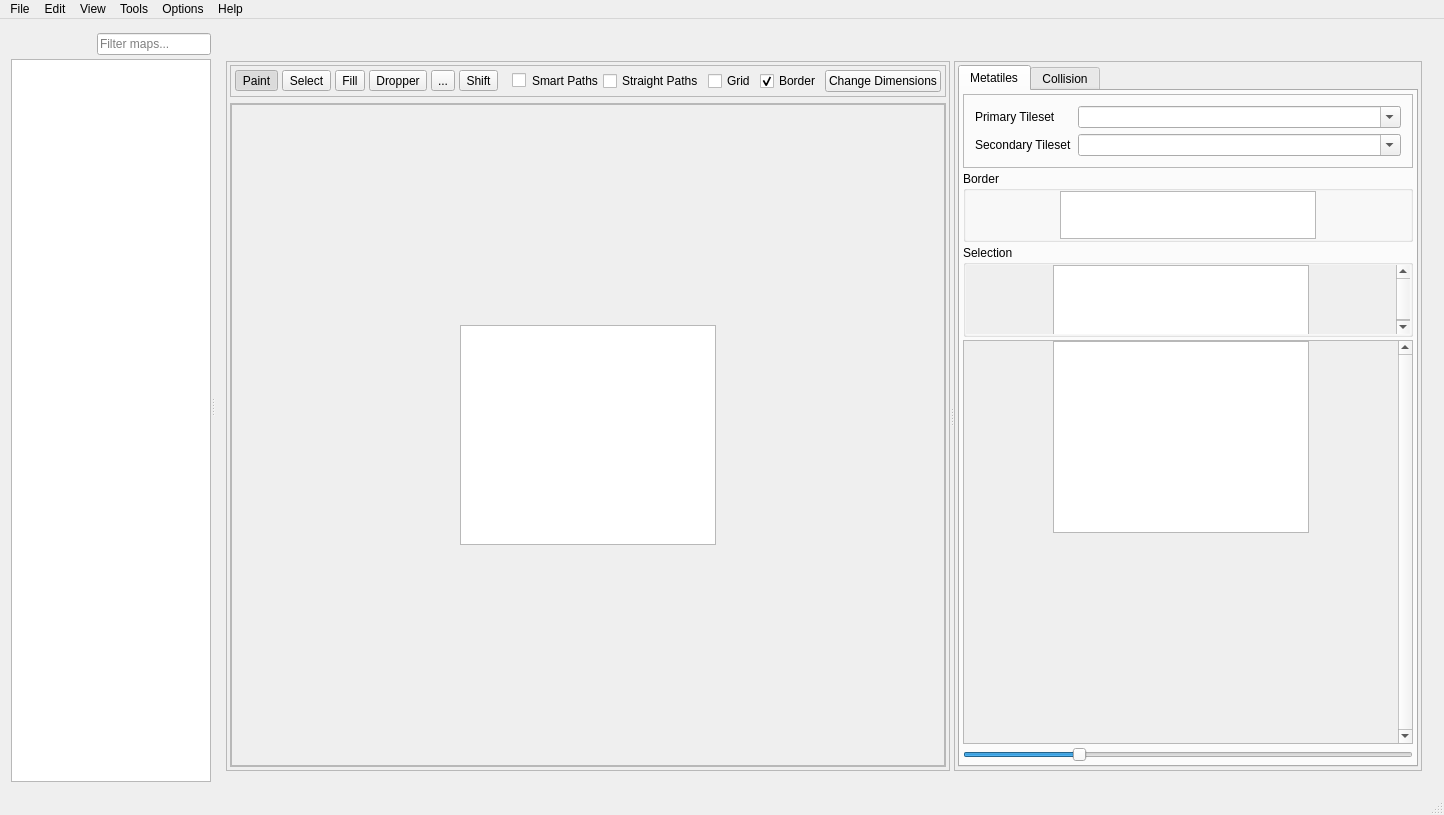
First picture: the form in forms/mainwindow.ui, repository huderlem/porymap, before the edit.
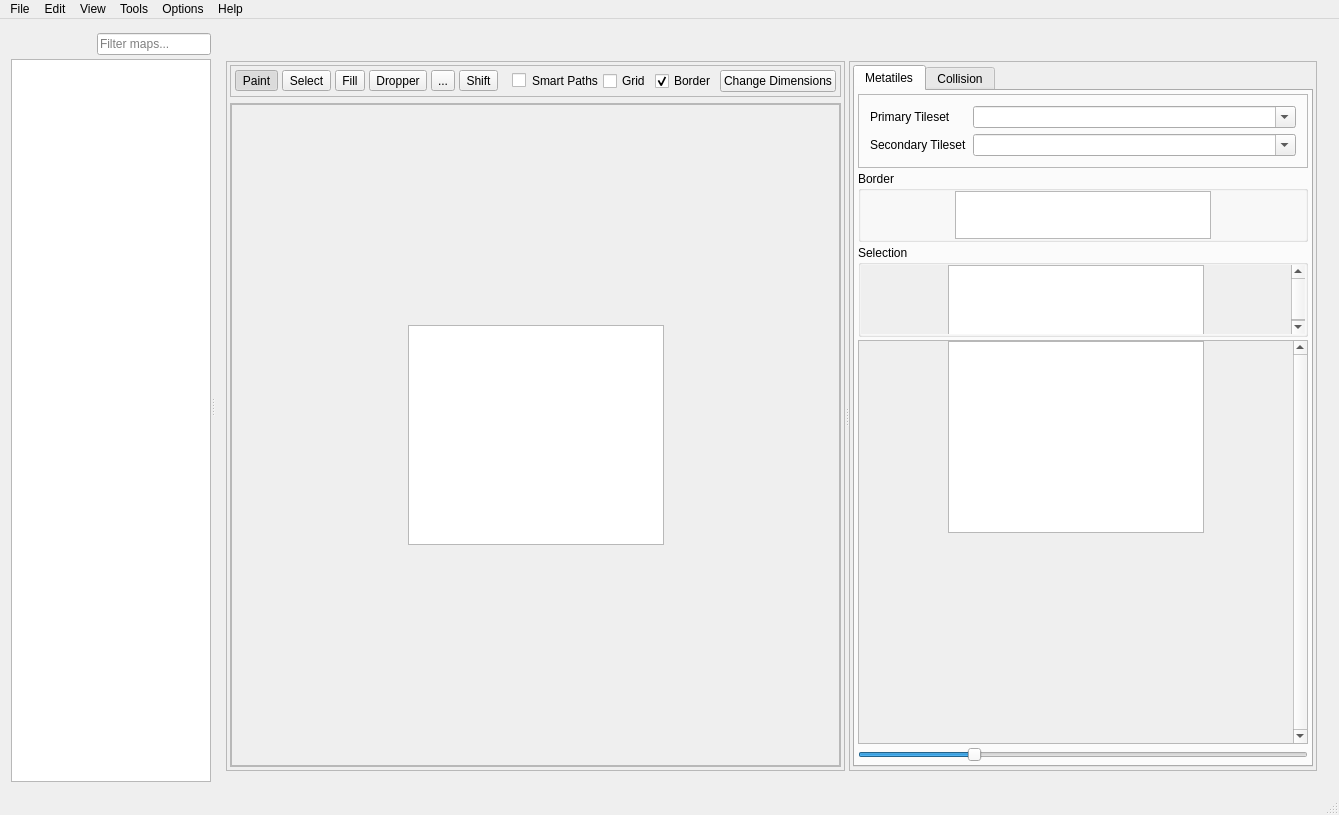
Second picture: the form after the edit. Icons and pictures are not drawn. Custom widgets are drawn as their Qt base class.

Commit message: Remove straight paths checkbox and refactor

What changed in the file:
```diff
--- a/forms/mainwindow.ui
+++ b/forms/mainwindow.ui
@@ -626,22 +626,6 @@
                      </property>
                     </widget>
                    </item>
-                   <item>
-                    <widget class="QCheckBox" name="checkBox_straightPaths">
-                     <property name="layoutDirection">
-                      <enum>Qt::LeftToRight</enum>
-                     </property>
-                     <property name="styleSheet">
-                      <string notr="true"/>
-                     </property>
-                     <property name="text">
-                      <string>Straight Paths</string>
-                     </property>
-                     <property name="tristate">
-                      <bool>false</bool>
-                     </property>
-                    </widget>
-                   </item>
                    <item>
                     <widget class="QCheckBox" name="checkBox_ToggleGrid">
                      <property name="toolTip">
```
The commit also changes 9 other files.
